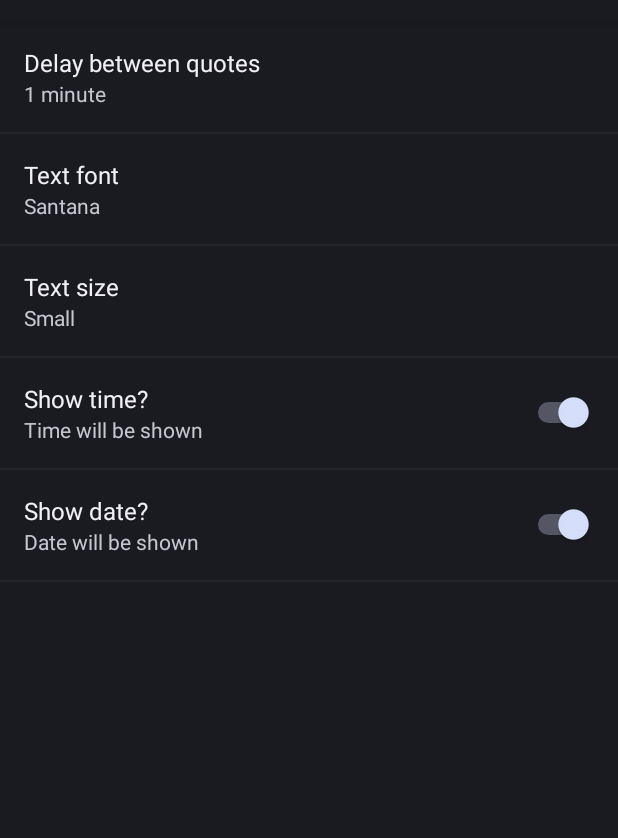
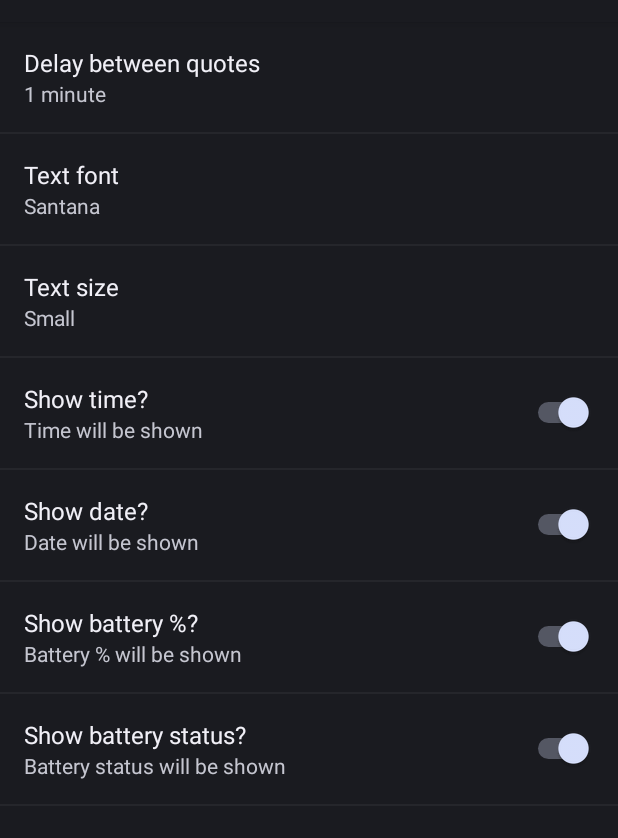
Before and after one commit to skn/daydreamerquotes, an Android app: the QuothPrefs screen opened directly, with no data from a screen before it, on a phone screen of 412 x 824 dp, the part 62-900 px from its top. Run offline under Robolectric (Android 15) with nearby library versions, the phone set to English and light mode, and no system bars.

Commit message:
support for text based battery % and battery status

```diff
--- a/app/src/main/AndroidManifest.xml
+++ b/app/src/main/AndroidManifest.xml
@@ -1,6 +1,6 @@
 <?xml version="1.0" encoding="utf-8"?>
 <!-- // change the versionCode and versionName for release. Last update 03/January/2019 // -->
-<manifest android:versionCode="29" android:versionName="3.0.2"
+<manifest android:versionCode="30" android:versionName="3.0.3"
     xmlns:android="http://schemas.android.com/apk/res/android">
 
     <application android:label="@string/app_title" android:icon="@drawable/ic_launcher" android:allowBackup="true">
--- a/app/src/main/res/values/ids.xml
+++ b/app/src/main/res/values/ids.xml
@@ -6,4 +6,6 @@
     <item type="id" name="quote_content_second" />
     <item type="id" name="time" />
     <item type="id" name="date" />
+    <item type="id" name="batteryPct" />
+    <item type="id" name="batteryStatus" />
 </resources>
--- a/app/src/main/res/xml/dream_settings.xml
+++ b/app/src/main/res/xml/dream_settings.xml
@@ -21,4 +21,20 @@
         android:switchTextOn = "Y"
         android:switchTextOff = "N"
         android:defaultValue="true" />
+    <SwitchPreference
+        android:key="PREF_SHOW_BATTERY_PCT"
+        android:title="Show battery %?"
+        android:summaryOff="Battery % will not be shown"
+        android:summaryOn="Battery % will be shown"
+        android:switchTextOn = "Y"
+        android:switchTextOff = "N"
+        android:defaultValue="true" />
+    <SwitchPreference
+        android:key="PREF_SHOW_BATTERY_STATUS"
+        android:title="Show battery status?"
+        android:summaryOff="Battery status will not be shown"
+        android:summaryOn="Battery status will be shown"
+        android:switchTextOn = "Y"
+        android:switchTextOff = "N"
+        android:defaultValue="true" />
 </PreferenceScreen>
```
Also changed, not shown: app/src/main/java/im/skn/daydreamerquoth/DayDreamerQuoth.java (+58 -0 lines), app/src/main/java/im/skn/daydreamerquoth/QuothPrefs.java (+0 -32 lines), app/src/main/res/layout/dream_quotes.xml (+16 -0 lines), app/src/main/res/values/styles.xml (+9 -0 lines).
